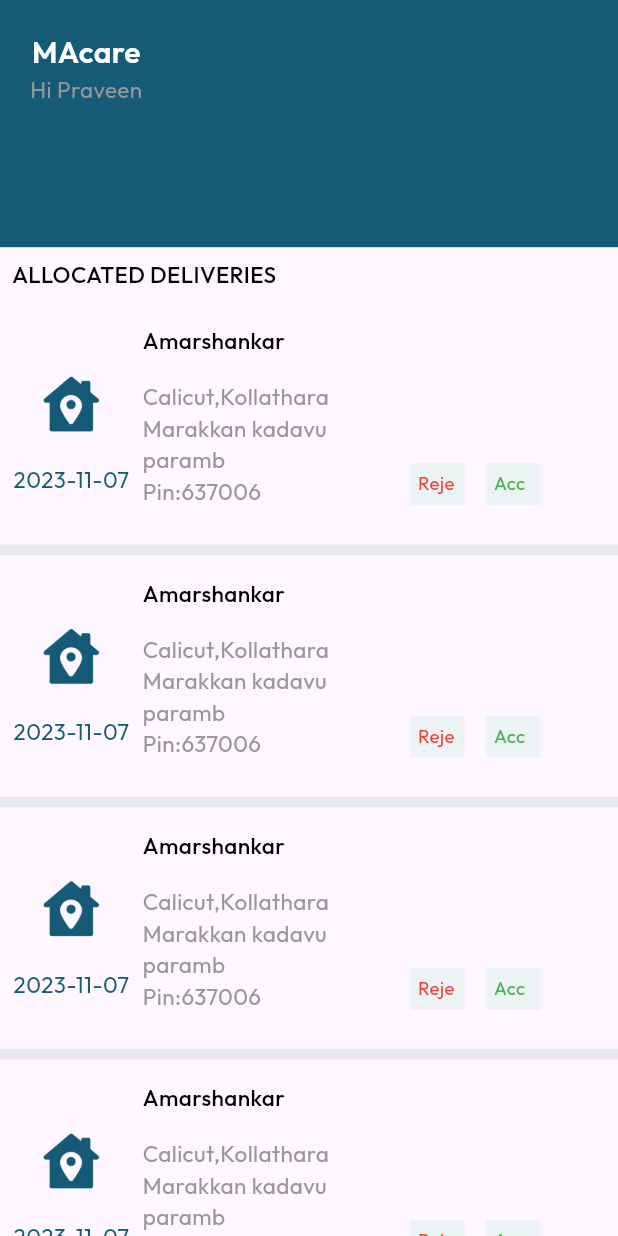
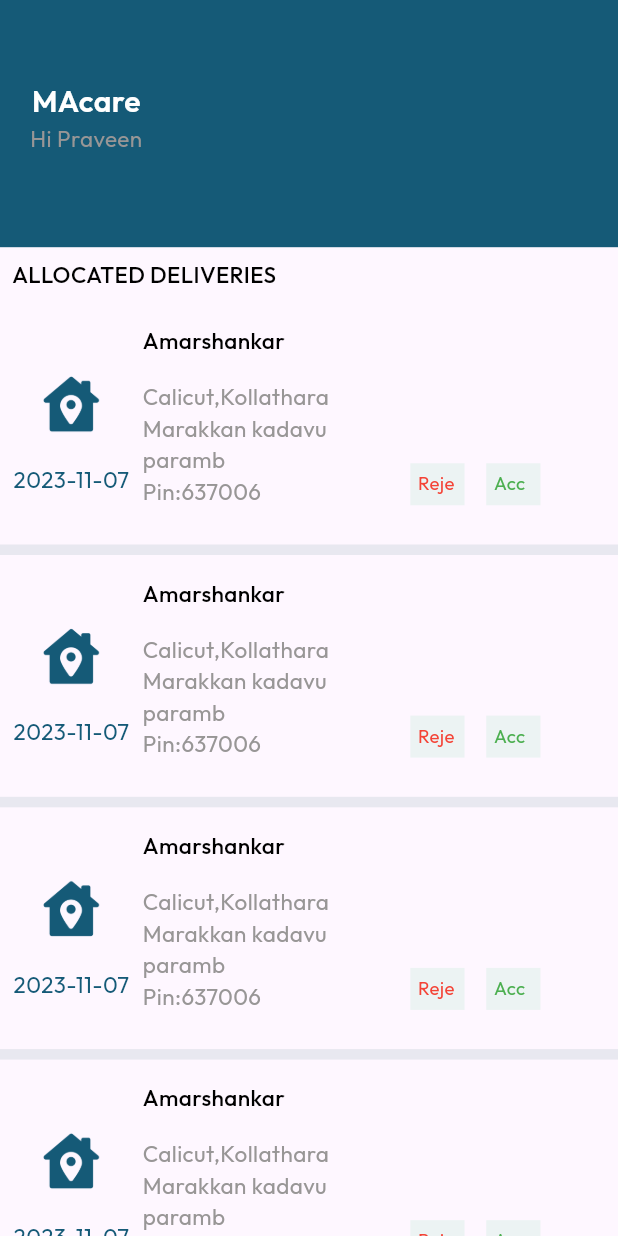
Before and after one commit to karmabe1iver/macare_agent, a Flutter app: the DeliveryView screen opened by its route, on a phone screen of 412 x 824 dp. Run offline on Flutter 3.47's test engine with Material 3 defaults, Android fonts, the light colour scheme and no system bars; our stand-ins replace get, google_fonts.

Commit message:
history delivery

```diff
--- a/lib/app/modules/delivery/views/delivery_view.dart
+++ b/lib/app/modules/delivery/views/delivery_view.dart
@@ -25,6 +25,7 @@ class DeliveryView extends GetView<DeliveryController> {
                 alignment: Alignment.topLeft,
                 child: Column(
                   children: [
+                    SizedBox(height: Get.height*.04,),
                     Text(
                       "MAcare",
                       style: MyTheme.outfit(
--- a/lib/app/modules/history/views/history_view.dart
+++ b/lib/app/modules/history/views/history_view.dart
@@ -25,6 +25,7 @@ class HistoryView extends GetView<HistoryController> {
                 alignment: Alignment.topLeft,
                 child: Column(
                   children: [
+                    SizedBox(height: Get.height*.04,),
                     Text(
                       "MAcare",
                       style: MyTheme.outfit(
```
